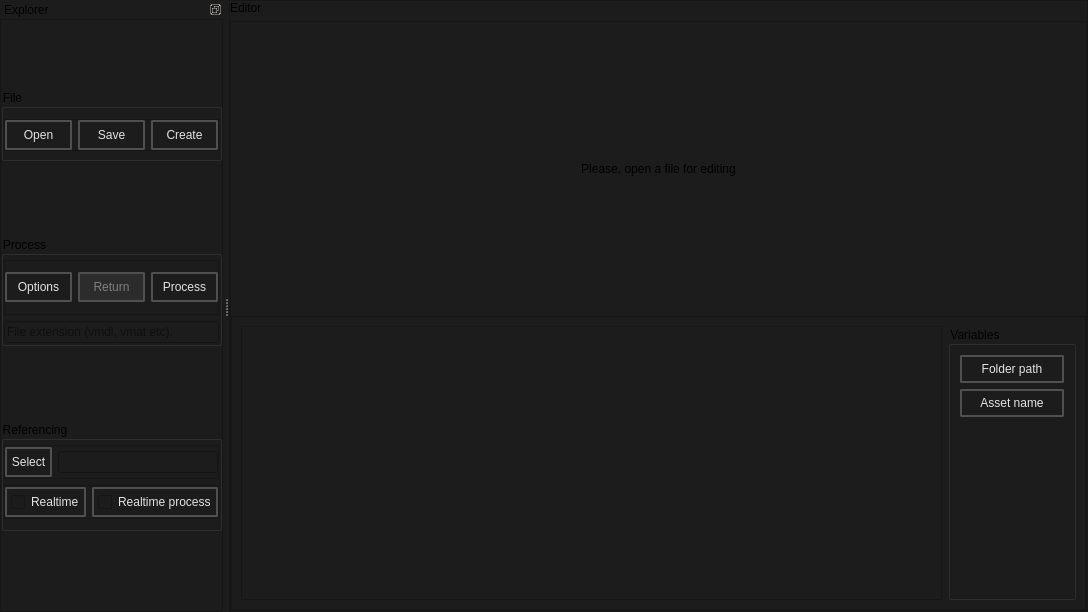
Before: the Qt Designer form src/BatchCreator/main.ui in dertwist/Hammer5Tools, drawn with Qt 5.
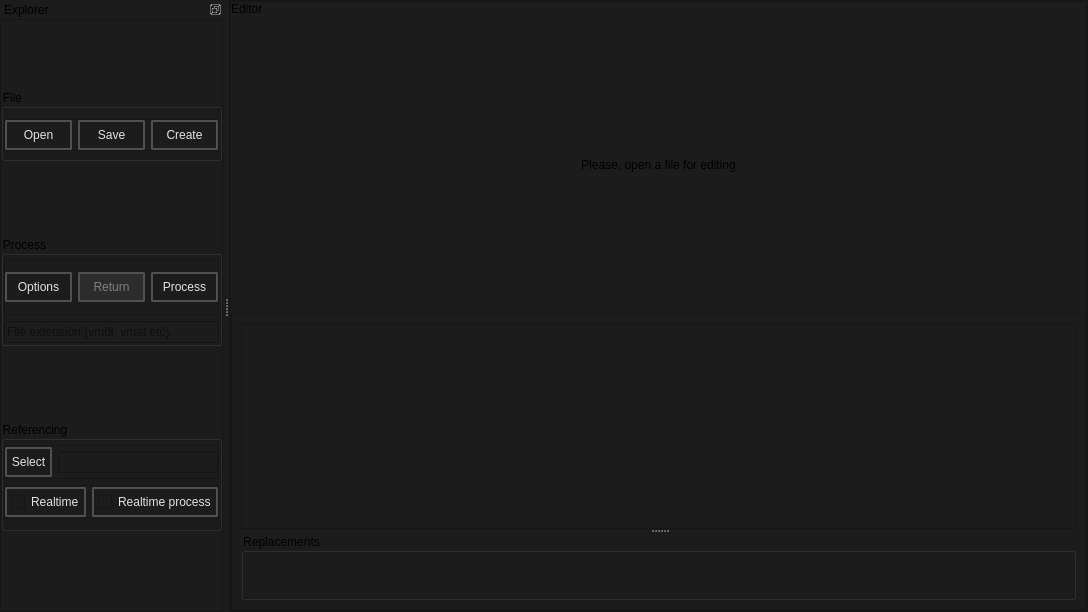
After: the same form once the commit is applied. Icons and pictures are not drawn.

Commit message: batchcreator hiding references and process groups whne file in none

Diff of the .ui file:
```diff
--- a/src/BatchCreator/main.ui
+++ b/src/BatchCreator/main.ui
@@ -54,13 +54,6 @@
        <property name="bottomMargin">
         <number>0</number>
        </property>
-       <item>
-        <widget class="QLabel" name="label">
-         <property name="text">
-          <string>Editor</string>
-         </property>
-        </widget>
-       </item>
        <item>
         <widget class="QFrame" name="frame_4">
          <property name="frameShape">
@@ -85,6 +78,13 @@
           <property name="bottomMargin">
            <number>0</number>
           </property>
+          <item>
+           <widget class="QLabel" name="label">
+            <property name="text">
+             <string>Editor</string>
+            </property>
+           </widget>
+          </item>
           <item>
            <widget class="QLabel" name="label_editor_placeholder">
             <property name="sizePolicy">
@@ -109,8 +109,12 @@
             <property name="frameShadow">
              <enum>QFrame::Shadow::Raised</enum>
             </property>
-            <layout class="QHBoxLayout" name="horizontalLayout_2">
+            <layout class="QVBoxLayout" name="verticalLayout_6">
              <item>
+              <widget class="QSplitter" name="splitter">
+               <property name="orientation">
+                <enum>Qt::Orientation::Vertical</enum>
+               </property>
               <widget class="QPlainTextEdit" name="kv3_QplainTextEdit">
                <property name="styleSheet">
                 <string notr="true"/>
@@ -122,99 +126,11 @@
                 <string>Content</string>
                </property>
               </widget>
-             </item>
-             <item>
-              <widget class="QGroupBox" name="groupBox_3">
-               <property name="minimumSize">
-                <size>
-                 <width>128</width>
-                 <height>0</height>
-                </size>
-               </property>
+               <widget class="QGroupBox" name="groupBox">
                <property name="title">
-                <string>Variables</string>
-               </property>
-               <layout class="QVBoxLayout" name="verticalLayout_6">
-                <item>
-                 <widget class="QLabel" name="folder_path_template">
-                  <property name="styleSheet">
-                   <string notr="true">    QLabel {
-
-        font: 580 9pt &quot;Segoe UI&quot;;
-	
-
-        border: 2px solid black;
-        border-radius: 2px;
-        border-color: rgba(80, 80, 80, 255);
-        height:26px;
-        padding-top: 5px;
-        padding-bottom:5px;
-        padding-left: 4px;
-        padding-right: 4px;
-        color: #E3E3E3;
-        background-color: #1C1C1C;
-    }
-    QLabel:hover {
-        background-color: #414956;
-        color: white;
-    }
-    QLabel:pressed {
-        background-color: red;
-        background-color: #1C1C1C;
-        margin: 1 px;
-        margin-left: 2px;
-        margin-right: 2px;
-
-    }</string>
-                  </property>
-                  <property name="text">
-                   <string>Folder path</string>
-                  </property>
-                  <property name="alignment">
-                   <set>Qt::AlignmentFlag::AlignCenter</set>
-                  </property>
-                 </widget>
-                </item>
-                <item>
-                 <widget class="QLabel" name="assets_name_template">
-                  <property name="styleSheet">
-                   <string notr="true">    QLabel {
-
-        font: 580 9pt &quot;Segoe UI&quot;;
-	
-
-        border: 2px solid black;
-        border-radius: 2px;
-        border-color: rgba(80, 80, 80, 255);
-        height:26px;
-        padding-top: 5px;
-        padding-bottom:5px;
-        padding-left: 4px;
-        padding-right: 4px;
-        color: #E3E3E3;
-        background-color: #1C1C1C;
-    }
-    QLabel:hover {
-        background-color: #414956;
-        color: white;
-    }
-    QLabel:pressed {
-        background-color: red;
-        background-color: #1C1C1C;
-        margin: 1 px;
-        margin-left: 2px;
-        margin-right: 2px;
-
-    }</string>
-                  </property>
-                  <property name="text">
-                   <string>Asset name</string>
-                  </property>
-                  <property name="alignment">
-                   <set>Qt::AlignmentFlag::AlignCenter</set>
-                  </property>
-                 </widget>
-                </item>
+                 <string>Replacements</string>
+                </property>
+                <layout class="QVBoxLayout" name="verticalLayout_11">
                 <item>
                  <spacer name="verticalSpacer">
                   <property name="orientation">
@@ -223,12 +139,13 @@
                   <property name="sizeHint" stdset="0">
                    <size>
                     <width>20</width>
-                    <height>40</height>
+                     <height>21</height>
                    </size>
                   </property>
                  </spacer>
                 </item>
                </layout>
+               </widget>
               </widget>
              </item>
             </layout>
```
Left out of the diff: 2 changed lines with no effect on the pictures. Lines whose indentation alone changed are shown as unchanged. The commit also changes 2 other files.
